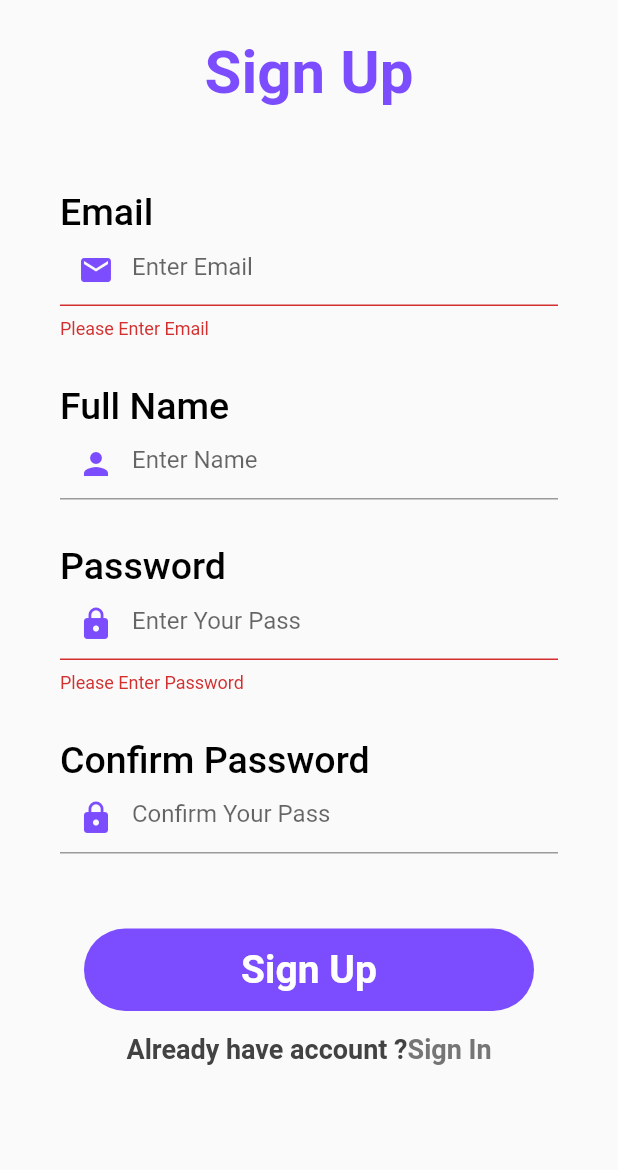
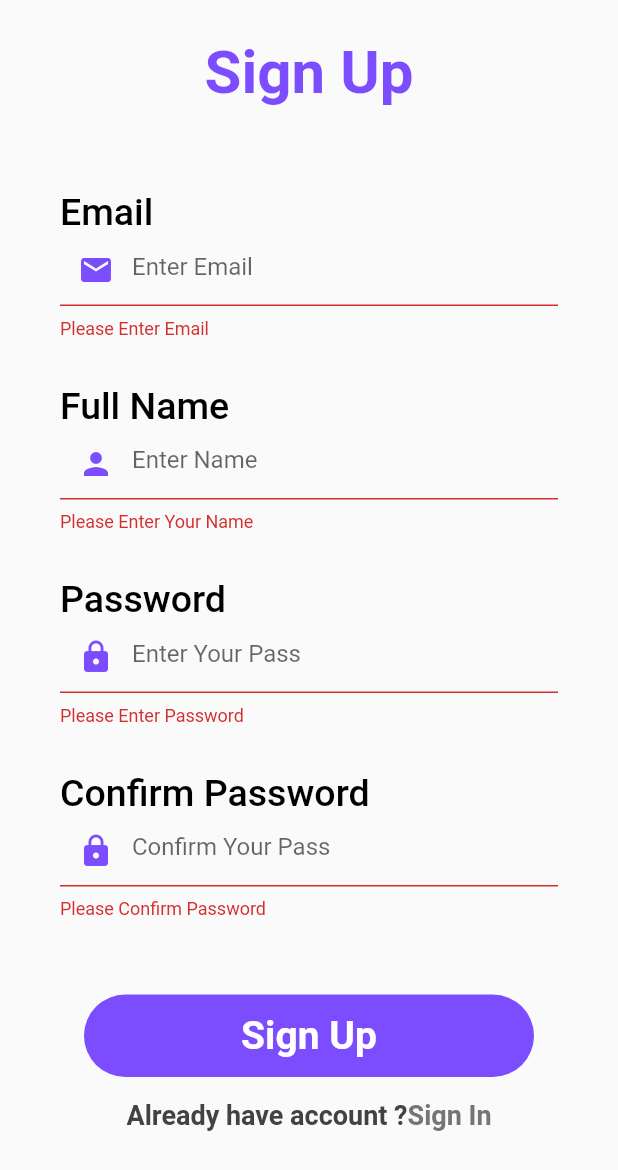
Before and after one commit to Tolbaax/shopify, a Flutter app: the SignUp screen opened by its route, after a tap on "Sign Up", on a phone screen of 412 x 824 dp. Shown: the top 1170 px of the screen. Run offline on Flutter 3.47's test engine with Material 2 defaults, Android fonts, the phone set to English and light mode, and no system bars; our stand-ins replace animated_splash_screen, badges, bottom_navy_bar, firebase_auth, firebase_core, flutter_screenutil and 4 more; accounts and stored records are empty; Roboto replaces fonts that are missing (Share).

Commit message:
Shopify UI App

```diff
--- a/lib/Controller/auth.dart
+++ b/lib/Controller/auth.dart
@@ -8,10 +8,15 @@ class Auth
   signUp(email,password)async
   {
     await auth.createUserWithEmailAndPassword(email: email, password: password);
+    await auth.currentUser!.sendEmailVerification();
   }
 
   signIn(email,password)async
   {
     await auth.signInWithEmailAndPassword(email: email, password: password);
   }
+  forgetPassword(email)async
+  {
+    await auth.sendPasswordResetEmail(email: email);
+  }
 }
--- a/lib/View/Screens/SignUp.dart
+++ b/lib/View/Screens/SignUp.dart
@@ -1,5 +1,6 @@
 import 'package:flutter/material.dart';
 import 'package:sign/Controller/auth.dart';
+import 'package:sign/View/Screens/HomeScreen.dart';
 import 'package:sign/View/Screens/SignInScreen.dart';
 import 'package:sign/View/Widgets/CustomTextFormFiled.dart';
 class SignUp extends StatelessWidget {
@@ -59,7 +60,13 @@ class SignUp extends StatelessWidget {
                             eyeView: false,
                             name: 'Full Name',
                             icon: Icons.person,
-
+                            validator: (v)
+                            {
+                              if(v.toString().isEmpty)
+                                {
+                                  return 'Please Enter Your Name';
+                                }
+                            },
                           ),
                           CustomTextFormFiled(
                             hint: 'Enter Your Pass',
@@ -84,6 +91,13 @@ class SignUp extends StatelessWidget {
                             eyeView: false,
                             name: 'Confirm Password',
                             icon: Icons.lock,
+                            validator: (v)
+                            {
+                              if(v.toString().isEmpty)
+                                {
+                                  return 'Please Confirm Password';
+                                }
+                            },
                           ),
                         ],
                       ),
@@ -96,13 +110,14 @@ class SignUp extends StatelessWidget {
                         Padding(
                           padding: const EdgeInsets.all(15.0),
                           child: InkWell(
-                            onTap: ()
+                            onTap: ()async
                             {
                               if(formKey.currentState!.validate())
                                 {
                                   formKey.currentState!.save();
                                   try{
-                                    auth.signUp(email, password);
+                                   await auth.signUp(email, password);
+                                   Navigator.popAndPushNamed(context, HomeScreen.id);
                                   }
                                   catch(e)
                               {
--- a/lib/View/Widgets/CustomTextFormFiled.dart
+++ b/lib/View/Widgets/CustomTextFormFiled.dart
@@ -8,8 +8,8 @@ class CustomTextFormFiled extends StatefulWidget {
   bool? eyeView;
   var validator;
   var onSaved;
-  CustomTextFormFiled({this.icon,this.hint,this.secure,this.name,this.eyeView,this.validator,this.onSaved});
-
+  TextEditingController? controller;
+  CustomTextFormFiled({this.icon,this.hint,this.secure,this.name,this.eyeView,this.validator,this.onSaved,this.controller});
   @override
   _CustomTextFormFiledState createState() => _CustomTextFormFiledState();
 }
@@ -29,6 +29,7 @@ class _CustomTextFormFiledState extends State<CustomTextFormFiled> {
           TextFormField(
             obscureText: widget.secure!,
             onSaved: widget.onSaved,
+            controller: widget.controller,
             validator: widget.validator,
             decoration: InputDecoration(
               prefixIcon: Icon(widget.icon,color: Colors.deepPurpleAccent,),
@@ -42,8 +43,7 @@ class _CustomTextFormFiledState extends State<CustomTextFormFiled> {
                     });
                   },
                   child: Icon(Icons.visibility_off,color: Colors.deepPurpleAccent,))
-                  :null
-              ,
+                  :null,
               hintText: widget.hint,
             ),
           ),
```
Also changed, not shown: lib/View/Screens/ForgetPassword.dart (+35 -15 lines), lib/View/Screens/SignInScreen.dart (+48 -10 lines). Lines whose indentation alone changed are shown as unchanged.
